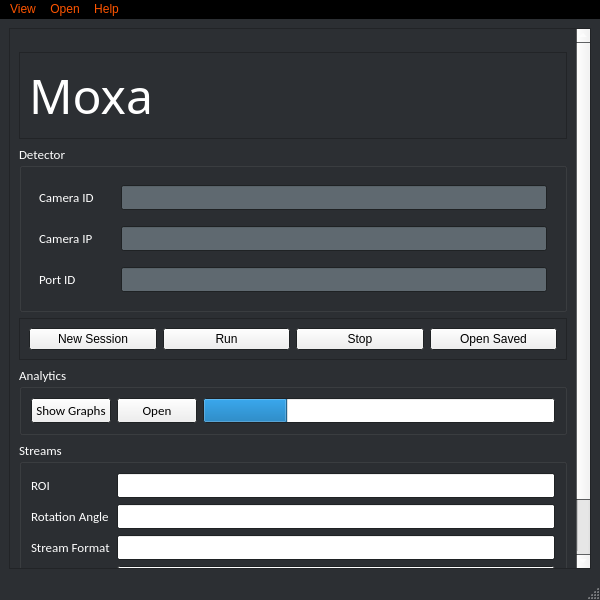
Old version of the form UI/Moxa_mod.ui in the repository Hack-n-Chill/ShittyBots.
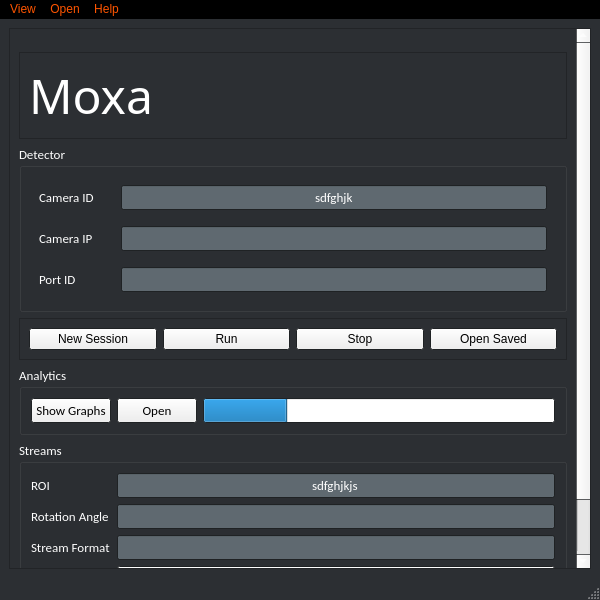
New version of the form. Icons and pictures are not drawn.

Commit message: updated input boxes

Diff of the .ui file:
```diff
--- a/UI/Moxa_mod.ui
+++ b/UI/Moxa_mod.ui
@@ -459,6 +459,9 @@
                </disabled>
               </palette>
              </property>
+             <property name="text">
+              <string>sdfghjk</string>
+             </property>
              <property name="alignment">
               <set>Qt::AlignCenter</set>
              </property>
@@ -952,7 +955,48 @@
           </property>
           <layout class="QGridLayout" name="gridLayout">
            <item row="1" column="1">
-            <widget class="QLineEdit" name="lineEdit_5"/>
+            <widget class="QLineEdit" name="lineEdit_5">
+             <property name="palette">
+              <palette>
+               <active>
+                <colorrole role="Base">
+                 <brush brushstyle="SolidPattern">
+                  <color alpha="255">
+                   <red>95</red>
+                   <green>105</green>
+                   <blue>112</blue>
+                  </color>
+                 </brush>
+                </colorrole>
+               </active>
+               <inactive>
+                <colorrole role="Base">
+                 <brush brushstyle="SolidPattern">
+                  <color alpha="255">
+                   <red>95</red>
+                   <green>105</green>
+                   <blue>112</blue>
+                  </color>
+                 </brush>
+                </colorrole>
+               </inactive>
+               <disabled>
+                <colorrole role="Base">
+                 <brush brushstyle="SolidPattern">
+                  <color alpha="255">
+                   <red>44</red>
+                   <green>47</green>
+                   <blue>51</blue>
+                  </color>
+                 </brush>
+                </colorrole>
+               </disabled>
+              </palette>
+             </property>
+             <property name="alignment">
+              <set>Qt::AlignCenter</set>
+             </property>
+            </widget>
            </item>
            <item row="2" column="0">
             <widget class="QLabel" name="label_9">
@@ -962,7 +1006,51 @@
             </widget>
            </item>
            <item row="0" column="1">
-            <widget class="QLineEdit" name="lineEdit_4"/>
+            <widget class="QLineEdit" name="lineEdit_4">
+             <property name="palette">
+              <palette>
+               <active>
+                <colorrole role="Base">
+                 <brush brushstyle="SolidPattern">
+                  <color alpha="255">
+                   <red>95</red>
+                   <green>105</green>
+                   <blue>112</blue>
+                  </color>
+                 </brush>
+                </colorrole>
+               </active>
+               <inactive>
+                <colorrole role="Base">
+                 <brush brushstyle="SolidPattern">
+                  <color alpha="255">
+                   <red>95</red>
+                   <green>105</green>
+                   <blue>112</blue>
+                  </color>
+                 </brush>
+                </colorrole>
+               </inactive>
+               <disabled>
+                <colorrole role="Base">
+                 <brush brushstyle="SolidPattern">
+                  <color alpha="255">
+                   <red>44</red>
+                   <green>47</green>
+                   <blue>51</blue>
+                  </color>
+                 </brush>
+                </colorrole>
+               </disabled>
+              </palette>
+             </property>
+             <property name="text">
+              <string>sdfghjkjs</string>
+             </property>
+             <property name="alignment">
+              <set>Qt::AlignCenter</set>
+             </property>
+            </widget>
            </item>
            <item row="0" column="0">
             <widget class="QLabel" name="label_7">
@@ -972,7 +1060,48 @@
             </widget>
            </item>
            <item row="2" column="1">
-            <widget class="QLineEdit" name="lineEdit_6"/>
+            <widget class="QLineEdit" name="lineEdit_6">
+             <property name="palette">
+              <palette>
+               <active>
+                <colorrole role="Base">
+                 <brush brushstyle="SolidPattern">
+                  <color alpha="255">
+                   <red>95</red>
+                   <green>105</green>
+                   <blue>112</blue>
+                  </color>
+                 </brush>
+                </colorrole>
+               </active>
+               <inactive>
+                <colorrole role="Base">
+                 <brush brushstyle="SolidPattern">
+                  <color alpha="255">
+                   <red>95</red>
+                   <green>105</green>
+                   <blue>112</blue>
+                  </color>
+                 </brush>
+                </colorrole>
+               </inactive>
+               <disabled>
+                <colorrole role="Base">
+                 <brush brushstyle="SolidPattern">
+                  <color alpha="255">
+                   <red>44</red>
+                   <green>47</green>
+                   <blue>51</blue>
+                  </color>
+                 </brush>
+                </colorrole>
+               </disabled>
+              </palette>
+             </property>
+             <property name="alignment">
+              <set>Qt::AlignCenter</set>
+             </property>
+            </widget>
            </item>
            <item row="1" column="0">
             <widget class="QLabel" name="label_8">
```
The commit also changes 2 other files.
